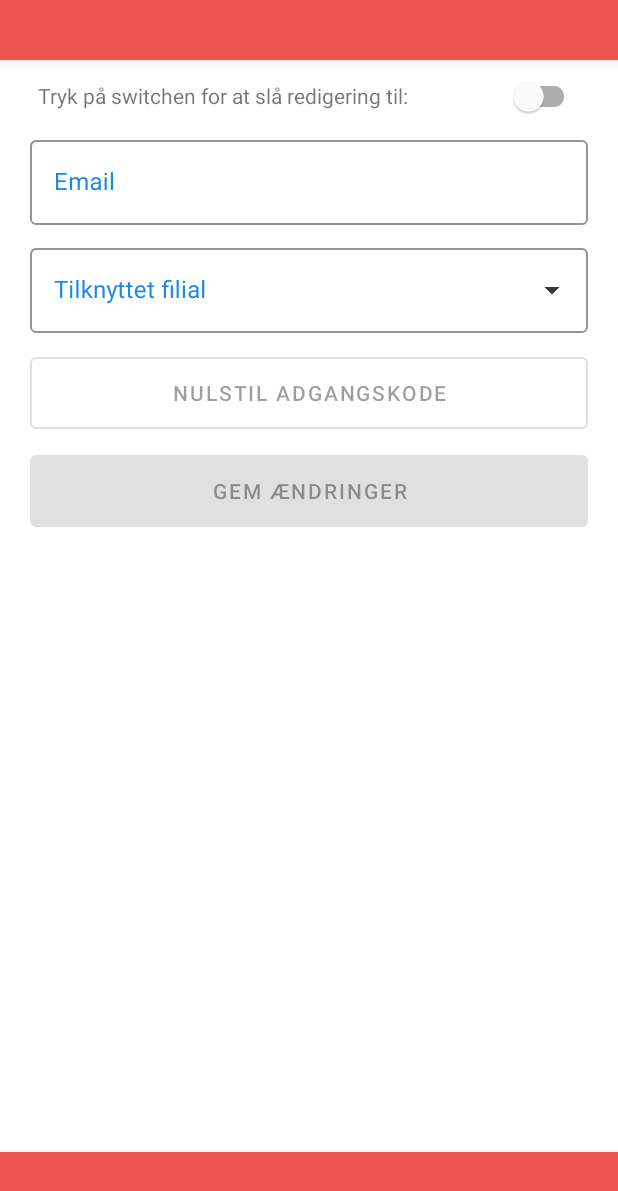
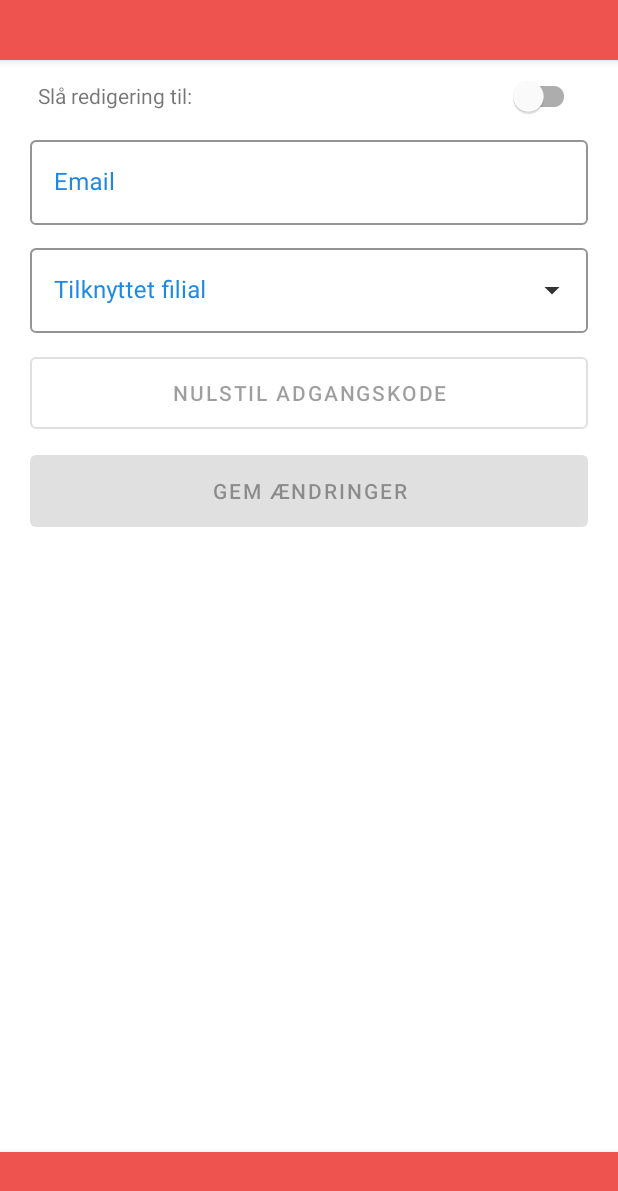
Before and after one commit to maxmhoff/MaxBank, an Android app: the EditUserActivity screen opened directly, with no data from a screen before it, on a phone screen of 412 x 824 dp. Shown: the top 1191 px of the screen. Run offline under Robolectric (Android 15) with nearby library versions, the phone set to English and light mode, and no system bars; our stand-ins replace Firebase (no records; nobody signed in at launch, a user with empty details on screens opened directly); 3 statements that could not run were skipped.

Commit message:
Another little visual enhancement.

```diff
--- a/app/src/main/res/values/strings.xml
+++ b/app/src/main/res/values/strings.xml
@@ -44,7 +44,7 @@
     <string name="fixed_transfer">Fast overførsel</string>
 
     <string name="save_changes">Gem ændringer</string>
-    <string name="info_edit_user">Tryk på switchen for at slå redigering til:</string>
+    <string name="info_edit_user">Slå redigering til:</string>
     <string name="helper_text_password">Mindst seks tegn.</string>
 
     <string name="error_name_character">Dit navn indeholder uønskede tegn.</string>
```
